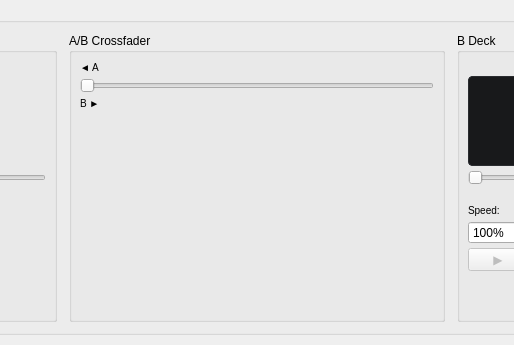
Qt form forms/MainWindow.ui (CutWire-Studios/Prism) before a commit; both pictures show x 343 to 857 and y 655 to 1000 of the 1200 by 1000 pixel window.
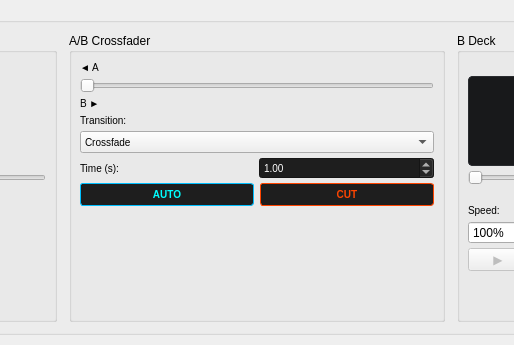
The same form after that commit.

```diff
--- a/forms/MainWindow.ui
+++ b/forms/MainWindow.ui
@@ -321,6 +321,193 @@
             </property>
            </widget>
           </item>
+          <!-- ── Transition controls ── -->
+          <item>
+           <widget class="QLabel" name="transitionLabel">
+            <property name="styleSheet">
+             <string notr="true">font-size: 10px;</string>
+            </property>
+            <property name="text">
+             <string>Transition:</string>
+            </property>
+           </widget>
+          </item>
+          <item>
+           <widget class="QComboBox" name="transitionCombo">
+            <property name="styleSheet">
+             <string notr="true">font-size: 10px;</string>
+            </property>
+            <property name="toolTip">
+             <string>Crossfade: alpha blend
+Cut: hard switch at fader centre
+Wipe ←: B reveals from the left
+Wipe →: B reveals from the right
+Wipe ↑: B reveals from bottom to top
+Wipe ↓: B reveals from top to bottom
+Slide ←: A exits left, B enters right
+Slide →: A exits right, B enters left
+Slide ↑: A exits top, B enters bottom
+Slide ↓: A exits bottom, B enters top
+Dip to Black: fade through black
+Dip to White: fade through white
+Additive Glow: add colors for VJ brightness
+Cross Zoom: dynamic zoom scaling
+Split Door (H): horizontal split reveal
+Split Door (V): vertical split reveal
+Vortex Spin: spinning vortex wrap
+Split 4-Corner: split into 4 quadrants sliding outwards
+3D Gallery Fly: cinematic 3D pan, zoom fly-past with soft warm light sweep
+3D Cube: rotate a 3D perspective cube to reveal next deck
+3D Flip: flip the screen 180 degrees in 3D perspective</string>
+            </property>
+            <item>
+             <property name="text"><string>Crossfade</string></property>
+            </item>
+            <item>
+             <property name="text"><string>Cut</string></property>
+            </item>
+            <item>
+             <property name="text"><string>Wipe ←</string></property>
+            </item>
+            <item>
+             <property name="text"><string>Wipe →</string></property>
+            </item>
+            <item>
+             <property name="text"><string>Wipe ↑</string></property>
+            </item>
+            <item>
+             <property name="text"><string>Wipe ↓</string></property>
+            </item>
+            <item>
+             <property name="text"><string>Slide ←</string></property>
+            </item>
+            <item>
+             <property name="text"><string>Slide →</string></property>
+            </item>
+            <item>
+             <property name="text"><string>Slide ↑</string></property>
+            </item>
+            <item>
+             <property name="text"><string>Slide ↓</string></property>
+            </item>
+            <item>
+             <property name="text"><string>Dip to Black</string></property>
+            </item>
+            <item>
+             <property name="text"><string>Dip to White</string></property>
+            </item>
+            <item>
+             <property name="text"><string>Additive Glow</string></property>
+            </item>
+            <item>
+             <property name="text"><string>Cross Zoom</string></property>
+            </item>
+            <item>
+             <property name="text"><string>Split Door (H)</string></property>
+            </item>
+            <item>
+             <property name="text"><string>Split Door (V)</string></property>
+            </item>
+            <item>
+             <property name="text"><string>Vortex Spin</string></property>
+            </item>
+            <item>
+             <property name="text"><string>Split 4-Corner</string></property>
+            </item>
+            <item>
+             <property name="text"><string>3D Gallery Fly</string></property>
+            </item>
+            <item>
+             <property name="text"><string>3D Cube</string></property>
+            </item>
+            <item>
+             <property name="text"><string>3D Flip</string></property>
+            </item>
+           </widget>
+          </item>
+          <!-- Duration row -->
+          <item>
+           <widget class="QWidget" name="durationRow" native="true">
+            <layout class="QHBoxLayout" name="durationLayout">
+             <property name="leftMargin"><number>0</number></property>
+             <property name="topMargin"><number>0</number></property>
+             <property name="rightMargin"><number>0</number></property>
+             <property name="bottomMargin"><number>0</number></property>
+             <property name="spacing">
+              <number>4</number>
+             </property>
+             <item>
+              <widget class="QLabel" name="durationLabel">
+               <property name="styleSheet">
+                <string notr="true">font-size: 10px;</string>
+               </property>
+               <property name="text">
+                <string>Time (s):</string>
+               </property>
+              </widget>
+             </item>
+             <item>
+              <widget class="QDoubleSpinBox" name="durationSpin">
+               <property name="styleSheet">
+                <string notr="true">font-size: 10px; background-color: #1e1e1e; color: #fff;</string>
+               </property>
+               <property name="minimum">
+                <double>0.100000000000000</double>
+               </property>
+               <property name="maximum">
+                <double>10.000000000000000</double>
+               </property>
+               <property name="singleStep">
+                <double>0.100000000000000</double>
+               </property>
+               <property name="value">
+                <double>1.000000000000000</double>
+               </property>
+              </widget>
+             </item>
+            </layout>
+           </widget>
+          </item>
+          <!-- AUTO / CUT buttons row -->
+          <item>
+           <widget class="QWidget" name="transitionBtnRow" native="true">
+            <layout class="QHBoxLayout" name="transitionBtnLayout">
+             <property name="leftMargin"><number>0</number></property>
+             <property name="topMargin"><number>0</number></property>
+             <property name="rightMargin"><number>0</number></property>
+             <property name="bottomMargin"><number>0</number></property>
+             <property name="spacing">
+              <number>6</number>
+             </property>
+             <item>
+              <widget class="QPushButton" name="autoBtn">
+               <property name="toolTip">
+                <string>Smooth auto transition using selected mode</string>
+               </property>
+               <property name="text">
+                <string>AUTO</string>
+               </property>
+               <property name="styleSheet">
+                <string notr="true">QPushButton { font-size: 10px; font-weight: bold; background-color: #1E1E1E; color: #00FFFF; border: 1px solid #00BFFF; border-radius: 3px; padding: 4px; } QPushButton:hover { background-color: #00BFFF; color: #0F0F0F; border: 1px solid #00FFFF; } QPushButton:pressed { background-color: #FF4500; border: 1px solid #FFD700; color: #0F0F0F; }</string>
+               </property>
+              </widget>
+             </item>
+             <item>
+              <widget class="QPushButton" name="cutBtn">
+               <property name="toolTip">
+                <string>Instant cut to opposite deck</string>
+               </property>
+               <property name="text">
+                <string>CUT</string>
+               </property>
+               <property name="styleSheet">
+                <string notr="true">QPushButton { font-size: 10px; font-weight: bold; background-color: #1E1E1E; color: #FF4500; border: 1px solid #FF4500; border-radius: 3px; padding: 4px; } QPushButton:hover { background-color: #FF4500; color: #0F0F0F; border: 1px solid #FFD700; } QPushButton:pressed { background-color: #00BFFF; border: 1px solid #00FFFF; color: #0F0F0F; }</string>
+               </property>
+              </widget>
+             </item>
+            </layout>
+           </widget>
+          </item>
           <item>
            <spacer name="faderSpacer">
             <property name="orientation">
```
Left out of the diff: 106 changed lines with no effect on the pictures.
